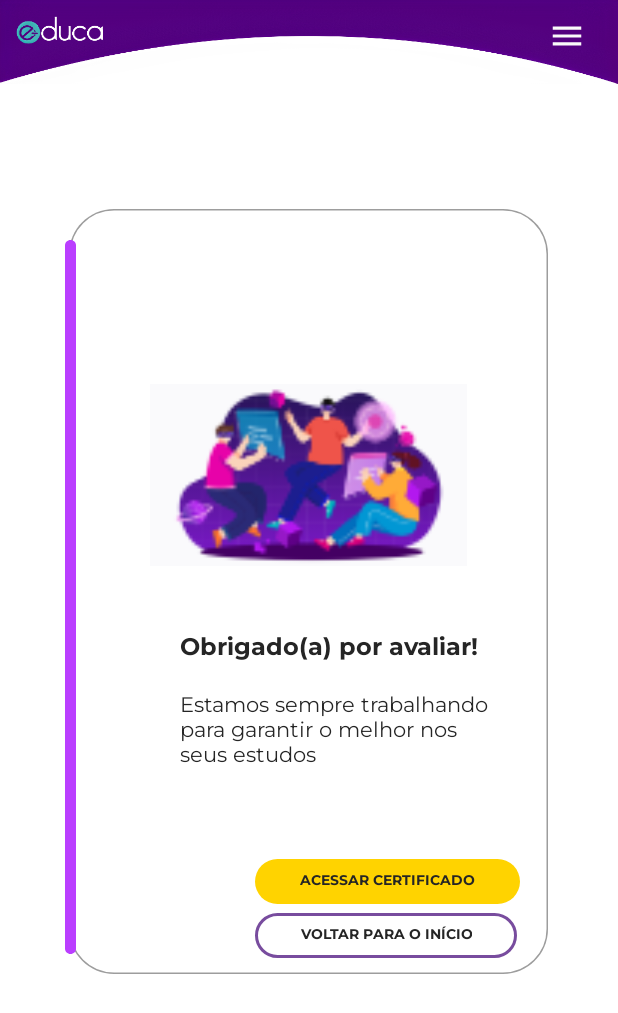
After one commit to e-duca/e-duca-app, an Android app: the Likert_Respondido screen opened directly, with no data from a screen before it, on a phone screen of 412 x 824 dp. The commit adds this screen. Shown: the top 1013 px of the screen. Run offline under Robolectric (Android 15) with nearby library versions, the phone set to English and light mode, and no system bars.

Commit message:
Tela do likert respondido

```diff
--- a/app/src/main/AndroidManifest.xml
+++ b/app/src/main/AndroidManifest.xml
@@ -16,6 +16,9 @@
         android:supportsRtl="true"
         android:theme="@style/Theme.Educa"
         tools:targetApi="33">
+        <activity
+            android:name=".Likert_Respondido"
+            android:exported="false" />
         <activity
             android:name=".Video"
             android:exported="false" />
--- /dev/null
+++ b/app/src/main/java/com/educa/Likert_Respondido.kt
@@ -0,0 +1,12 @@
+
+package com.educa
+
+import androidx.appcompat.app.AppCompatActivity
+import android.os.Bundle
+
+class Likert_Respondido : AppCompatActivity() {
+    override fun onCreate(savedInstanceState: Bundle?) {
+        super.onCreate(savedInstanceState)
+        setContentView(R.layout.activity_likert_respondido)
+    }
+}
--- /dev/null
+++ b/app/src/main/res/drawable/db_card_rectangle2_likert.xml
@@ -0,0 +1,18 @@
+<vector
+    xmlns:android="http://schemas.android.com/apk/res/android"
+    xmlns:aapt="http://schemas.android.com/aapt"
+    android:width="7dp"
+    android:height="476dp"
+    android:viewportWidth="7"
+    android:viewportHeight="476"
+    >
+    <group>
+        <clip-path
+            android:pathData="M3.5 0C5.433 0 7 1.567 7 3.5V472.5C7 474.433 5.433 476 3.5 476C1.567 476 0 474.433 0 472.5V3.5C0 1.567 1.567 0 3.5 0Z"
+            />
+        <path
+            android:pathData="M0 0V476H7V0"
+            android:fillColor="#BA3EFF"
+            />
+    </group>
+</vector>
--- /dev/null
+++ b/app/src/main/res/drawable/db_card_rectangle_likert.xml
@@ -0,0 +1,19 @@
+<vector
+    xmlns:android="http://schemas.android.com/apk/res/android"
+    xmlns:aapt="http://schemas.android.com/aapt"
+    android:width="319dp"
+    android:height="510dp"
+    android:viewportWidth="319"
+    android:viewportHeight="510"
+    >
+    <group>
+        <clip-path
+            android:pathData="M30 0H289C305.569 0 319 13.4315 319 30V480C319 496.569 305.569 510 289 510H30C13.4315 510 0 496.569 0 480V30C0 13.4315 13.4315 0 30 0Z"
+            />
+        <path
+            android:pathData="M30 0H289C305.569 0 319 13.4315 319 30V480C319 496.569 305.569 510 289 510H30C13.4315 510 0 496.569 0 480V30C0 13.4315 13.4315 0 30 0Z"
+            android:strokeWidth="2"
+            android:strokeColor="#9D9D9D"
+            />
+    </group>
+</vector>
--- /dev/null
+++ b/app/src/main/res/layout/activity_likert_respondido.xml
@@ -0,0 +1,101 @@
+<?xml version="1.0" encoding="utf-8"?>
+<androidx.constraintlayout.widget.ConstraintLayout xmlns:android="http://schemas.android.com/apk/res/android"
+    xmlns:app="http://schemas.android.com/apk/res-auto"
+    xmlns:tools="http://schemas.android.com/tools"
+    android:layout_width="match_parent"
+    android:layout_height="match_parent"
+    tools:context=".Likert_Respondido">
+
+    <RelativeLayout
+        android:layout_width="match_parent"
+        android:layout_height="match_parent">
+
+        <fragment
+            android:id="@+id/fg_menu"
+            class="com.educa.FragmentMenu"
+            android:layout_width="wrap_content"
+            android:layout_height="wrap_content"
+            tools:layout="@layout/fragment_menu" />
+
+        <View
+            android:id="@+id/rectangle_2"
+            android:layout_width="319dp"
+            android:layout_height="510dp"
+            android:layout_below="@+id/fg_menu"
+            android:layout_centerHorizontal="true"
+            android:layout_marginLeft="23dp"
+            android:layout_marginTop="83dp"
+            android:background="@drawable/db_card_rectangle_likert"
+
+            />
+
+        <View
+            android:id="@+id/rectangle2_likert"
+            android:layout_width="7dp"
+            android:layout_height="476dp"
+            android:layout_below="@id/fg_menu"
+            android:layout_alignParentLeft="true"
+            android:layout_marginLeft="43dp"
+            android:layout_marginTop="104dp"
+            android:background="@drawable/db_card_rectangle2_likert" />
+
+        <ImageView
+            android:id="@+id/image_35"
+            android:layout_width="211dp"
+            android:layout_height="121dp"
+            android:layout_below="@id/fg_menu"
+            android:layout_centerHorizontal="true"
+            android:layout_marginTop="200dp"
+            android:background="@mipmap/img_likert_respondido" />
+
+        <TextView
+            android:id="@+id/obrigado_a_"
+            android:layout_width="234dp"
+            android:layout_height="40dp"
+            android:layout_below="@id/image_35"
+            android:layout_marginLeft="120dp"
+            android:layout_marginTop="43dp"
+            android:fontFamily="@font/montserrat_bold"
+            android:text="@string/txt_tks_avaliable1"
+            android:textSize="16sp" />
+
+        <TextView
+            android:id="@+id/txt_tks"
+            android:layout_width="220dp"
+            android:layout_height="60dp"
+            android:layout_below="@id/obrigado_a_"
+            android:layout_marginLeft="120dp"
+            android:text="@string/txt_tks_avaliable2"
+            android:fontFamily="@font/montserrat"
+            />
+
+
+        <androidx.appcompat.widget.AppCompatButton
+            android:id="@+id/btn_go_quiz"
+            style="@style/style_btnYellowSmall"
+            android:layout_below="@+id/txt_tks"
+            android:layout_gravity="center_horizontal"
+            android:layout_marginLeft="170dp"
+            android:layout_marginTop="52dp"
+            android:background="@drawable/db_btn_solid"
+            android:text="@string/txt_access_certificate"
+            android:textSize="9sp"
+            tools:ignore="TouchTargetSizeCheck,TouchTargetSizeCheck" />
+
+
+        <androidx.appcompat.widget.AppCompatButton
+            android:id="@+id/btn_back"
+            style="@style/style_btnBorderPurpleSmall"
+            android:layout_below="@+id/btn_go_quiz"
+            android:layout_gravity="center_horizontal"
+            android:layout_marginLeft="170dp"
+            android:layout_marginTop="6.03dp"
+            android:background="@drawable/db_btn_border"
+            android:text="@string/txt_back_start"
+            android:textColor="@color/black"
+            android:textSize="9sp"
+            tools:ignore="TouchTargetSizeCheck" />
+
+    </RelativeLayout>
+
+</androidx.constraintlayout.widget.ConstraintLayout>
--- a/app/src/main/res/values/strings.xml
+++ b/app/src/main/res/values/strings.xml
@@ -43,6 +43,9 @@
     <string name="txt_restTextOps">Se você é professor, acesse nossa aplicação pelo navegador e aproveite nosso site!</string>
     <string name="txt_title">Título da aula</string>
     <string name="txt_postfor">Postado por</string>
+    <string name="txt_acess_cert">Acessar certificado</string>
     <string name="txt_nameteacher">Professor Carlos Roberto</string>
+    <string name="txt_tks_avaliable1">Obrigado(a) por avaliar!</string>
+    <string name="txt_tks_avaliable2">Estamos sempre trabalhando para garantir o melhor nos seus estudos</string>
     <string name="txt_context">Lorem ipsum dolor sit amet, consectetur adipiscing elit. Donec accumsan mattis augue eu pellentesque. Nulla sit amet facilisis ante, sit amet interdum augue. Nullam viverra convallis lectus, maximus faucibus sem pretium sit amet. Aenean tempus aliquam fringilla.</string>
 </resources>
```
Also changed, not shown: app/src/main/res/mipmap-xxhdpi/img_likert_respondido.png (added).
